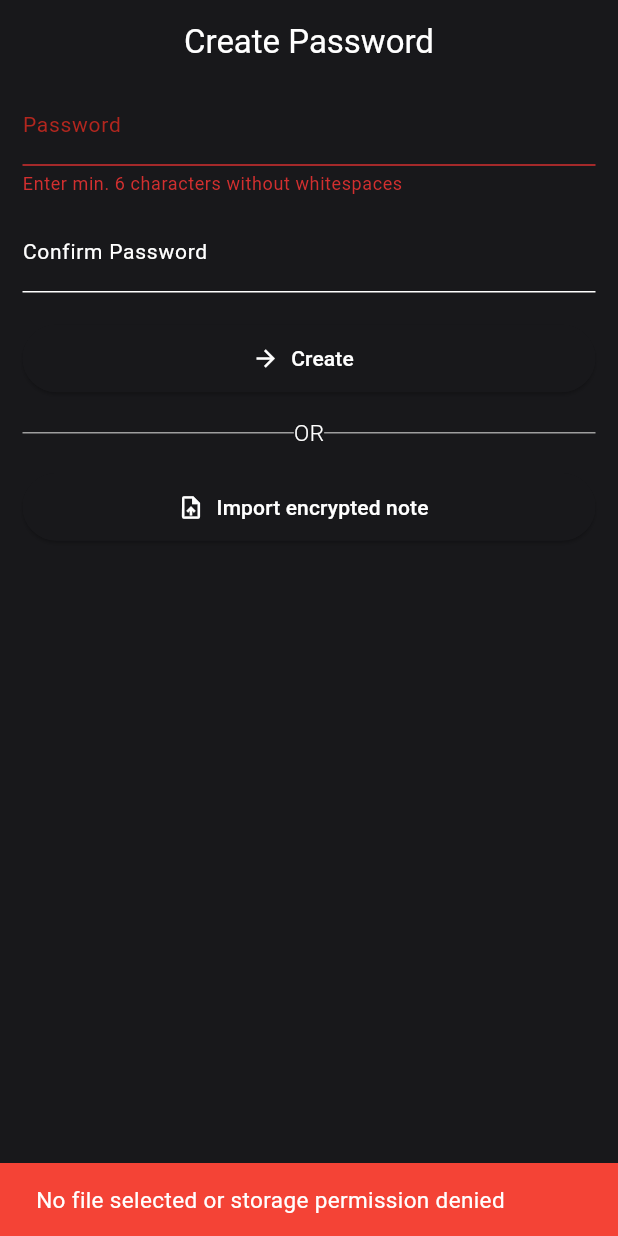
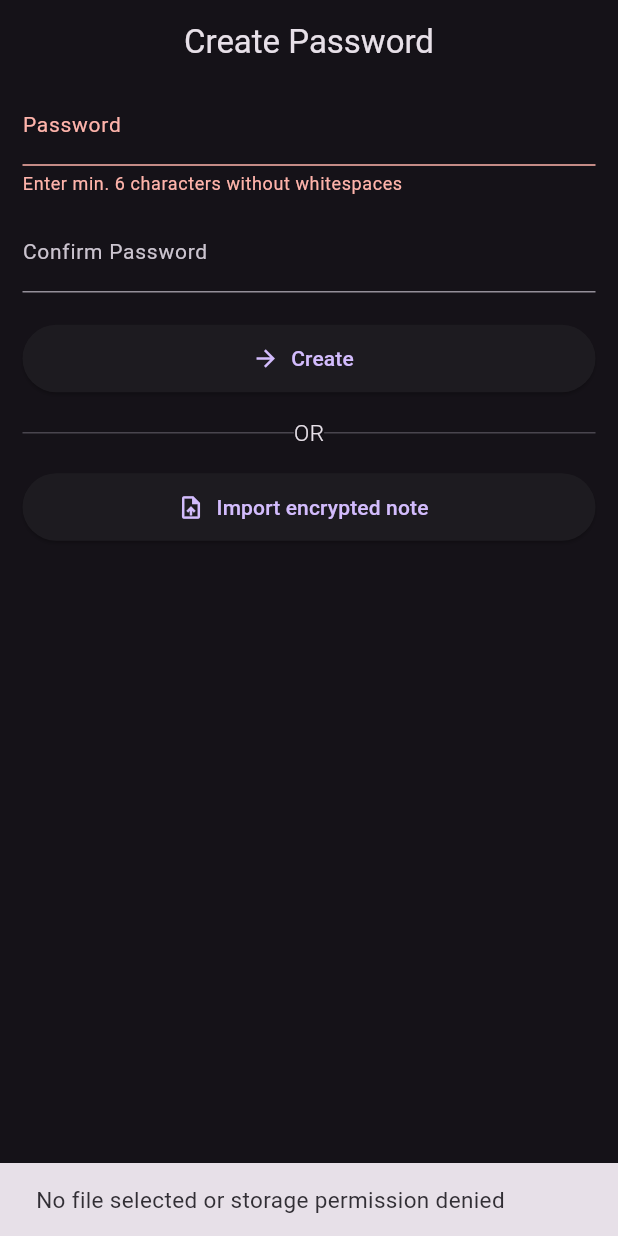
Before and after one commit to vSkyper/secure_notes, a Flutter app: the screen it shows after launch, after a tap on "Create", after a tap on "Import encrypted note", on a phone screen of 412 x 824 dp. Run offline on Flutter 3.47's test engine with Material 3 defaults, Android fonts, the phone set to English and light mode, and no system bars; drawn by our look-alikes of dynamic_color; our stand-ins replace date_format, file_picker, flutter_secure_storage; missing offline and left inert: flutter_locker, pointycastle.

Commit message:
Add Material3 for non dynamic colors

```diff
--- a/lib/main.dart
+++ b/lib/main.dart
@@ -41,44 +41,16 @@ class MyApp extends StatelessWidget {
         scaffoldMessengerKey: Utils.messengerKey,
         theme: ThemeData(
           useMaterial3: true,
-          colorScheme: darkDynamic ?? ColorScheme.fromSwatch(primarySwatch: Colors.blue),
-          scaffoldBackgroundColor: darkDynamic?.background ?? const Color(0xFF18181B),
-          appBarTheme: AppBarTheme(
-            color: darkDynamic?.background ?? const Color(0xFF18181B),
-            foregroundColor: darkDynamic?.onBackground ?? Colors.white,
-            elevation: 0,
-          ),
-          textTheme: TextTheme(
-            bodyMedium: const TextStyle(color: Colors.white, fontSize: 15),
-            bodyLarge: TextStyle(color: darkDynamic?.onBackground ?? Colors.white),
-          ),
-          inputDecorationTheme: InputDecorationTheme(
-            labelStyle: MaterialStateTextStyle.resolveWith((Set<MaterialState> states) {
-              final Color color = states.contains(MaterialState.error)
-                  ? darkDynamic?.onErrorContainer ?? Theme.of(context).colorScheme.error
-                  : darkDynamic?.onSurfaceVariant ?? Colors.white;
-              return TextStyle(color: color, fontSize: 14);
-            }),
-            floatingLabelStyle: MaterialStateTextStyle.resolveWith(
-              (Set<MaterialState> states) {
-                if (states.contains(MaterialState.error)) {
-                  return TextStyle(color: darkDynamic?.onErrorContainer ?? Theme.of(context).colorScheme.error);
-                }
-                if (states.contains(MaterialState.focused)) {
-                  return TextStyle(color: darkDynamic?.primary ?? Colors.blue);
-                }
-                return TextStyle(color: darkDynamic?.onSurfaceVariant ?? Colors.white);
-              },
-            ),
-          ),
+          colorScheme: darkDynamic ??
+              ColorScheme.fromSeed(seedColor: const Color.fromARGB(255, 74, 49, 121), brightness: Brightness.dark),
+          appBarTheme: const AppBarTheme(elevation: 0),
+          textTheme: const TextTheme(bodyMedium: TextStyle(fontSize: 15)),
+          inputDecorationTheme: const InputDecorationTheme(labelStyle: TextStyle(fontSize: 14)),
           elevatedButtonTheme: ElevatedButtonThemeData(
             style: ElevatedButton.styleFrom(
               minimumSize: const Size.fromHeight(45),
-              backgroundColor: darkDynamic?.surface ?? const Color(0xFF18181B),
-              foregroundColor: darkDynamic?.primary ?? Colors.white,
             ),
           ),
-          dividerTheme: DividerThemeData(color: darkDynamic?.outlineVariant ?? Colors.grey),
         ),
         home: StreamBuilder(
           initialData: _fetchNote(),
--- a/lib/utils.dart
+++ b/lib/utils.dart
@@ -4,15 +4,9 @@ import 'package:flutter_locker/flutter_locker.dart';
 class Utils {
   static final GlobalKey<ScaffoldMessengerState> messengerKey = GlobalKey<ScaffoldMessengerState>();
 
-  static showSnackBar(String? text) {
-    if (text == null) return;
-
+  static showSnackBar(String text) {
     final SnackBar snackBar = SnackBar(
-      content: Text(
-        text,
-        style: const TextStyle(color: Colors.white),
-      ),
-      backgroundColor: Colors.red,
+      content: Text(text),
     );
 
     messengerKey.currentState!
--- a/lib/views/auth.dart
+++ b/lib/views/auth.dart
@@ -4,7 +4,7 @@ import 'package:secure_notes/views/note.dart';
 import 'package:secure_notes/views/sign_in.dart';
 
 class Auth extends StatefulWidget {
-  final VoidCallback fetchNote;
+  final Function() fetchNote;
   const Auth({super.key, required this.fetchNote});
 
   @override
--- a/lib/views/create_password.dart
+++ b/lib/views/create_password.dart
@@ -10,7 +10,7 @@ import 'package:secure_notes/encryption.dart';
 import 'package:secure_notes/utils.dart';
 
 class CreatePassword extends StatefulWidget {
-  final VoidCallback fetchNote;
+  final Function() fetchNote;
   const CreatePassword({super.key, required this.fetchNote});
 
   @override
--- a/lib/views/note.dart
+++ b/lib/views/note.dart
@@ -10,7 +10,7 @@ import 'package:secure_notes/views/settings.dart';
 class Note extends StatefulWidget {
   final Uint8List key_;
   final String note;
-  final VoidCallback closeNote;
+  final Function() closeNote;
   const Note({super.key, required this.key_, required this.note, required this.closeNote});
 
   @override
--- a/lib/views/settings.dart
+++ b/lib/views/settings.dart
@@ -67,8 +67,8 @@ class _SettingsState extends State<Settings> {
 
       Utils.showSnackBar('The password has been changed');
 
-      if (!mounted) return;
-      Navigator.of(context).pop();
+      _formKey.currentState!.reset();
+      FocusManager.instance.primaryFocus?.unfocus();
     } on ArgumentError {
       Utils.showSnackBar('Incorrect password');
       return;
```
Also changed, not shown: lib/views/sign_in.dart (+4 -3 lines).
